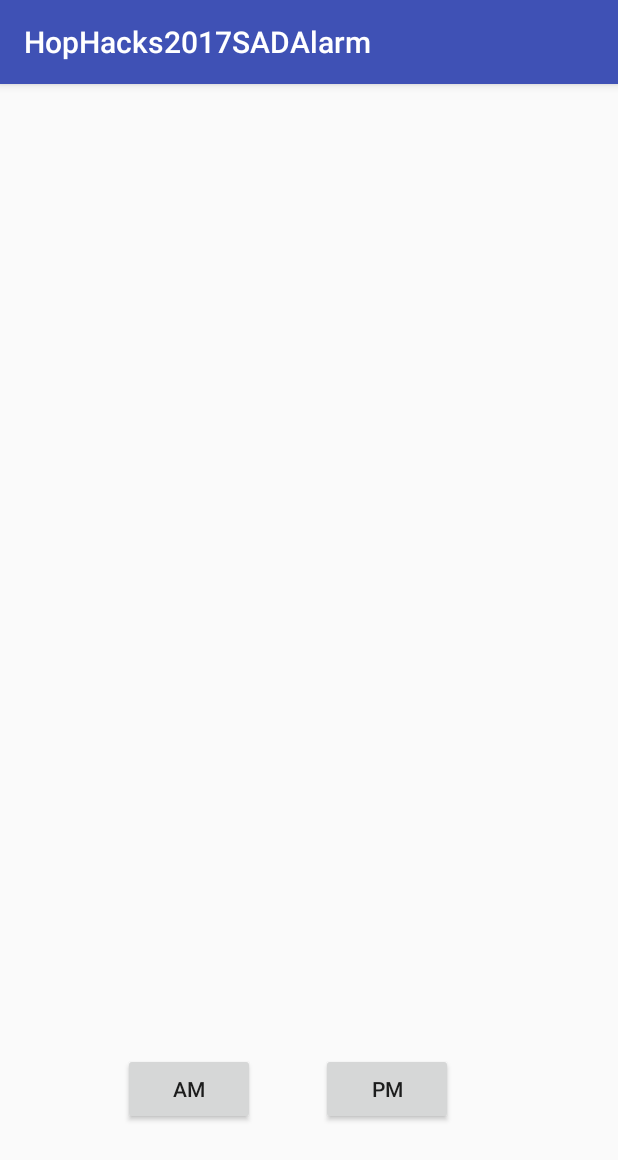
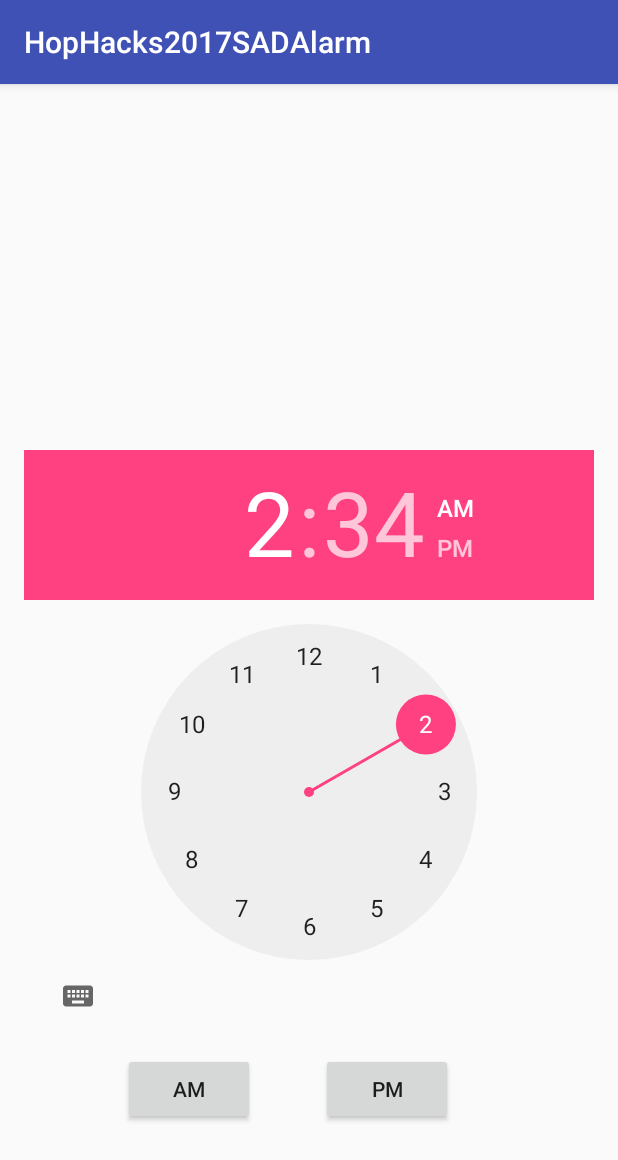
Before and after one commit to 16egong/HopHacks2017, an Android app: the screen it shows after launch (MainActivity), on a phone screen of 412 x 824 dp. Shown: the top 1160 px of the screen. Run offline under Robolectric (Android 15) with nearby library versions, the phone set to English and light mode, and no system bars.

Commit message:
added clcok

```diff
--- a/HopHacks2017SADAlarm/app/src/main/res/layout/activity_main.xml
+++ b/HopHacks2017SADAlarm/app/src/main/res/layout/activity_main.xml
@@ -29,4 +29,12 @@
         android:layout_alignBottom="@+id/setAM"
         android:layout_toEndOf="@+id/setAM"
         android:layout_marginStart="44dp" />
+
+    <TimePicker
+        android:layout_width="wrap_content"
+        android:layout_height="wrap_content"
+        android:layout_above="@+id/setAM"
+        android:layout_centerHorizontal="true"
+        android:layout_marginBottom="14dp"
+        android:id="@+id/timePicker" />
 </RelativeLayout>
```
